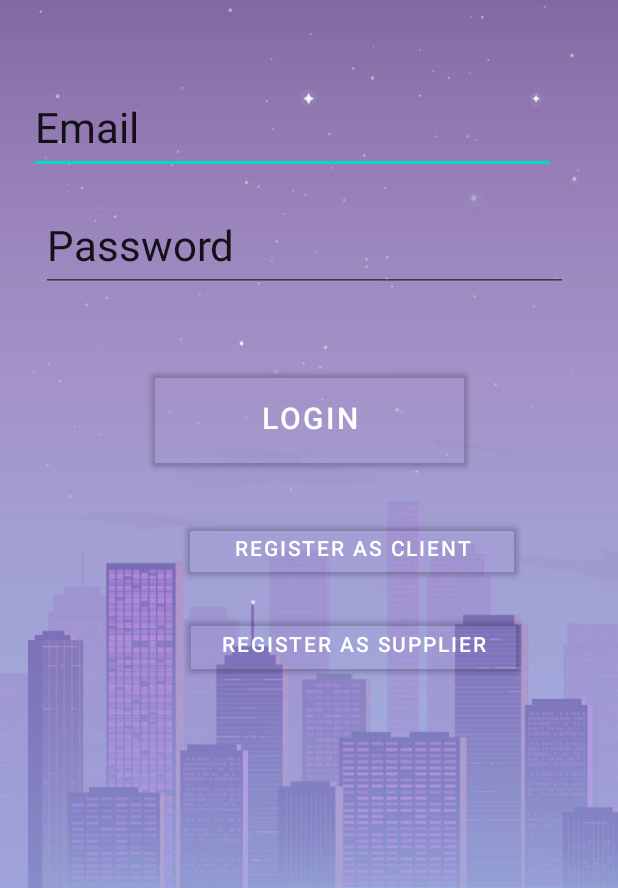
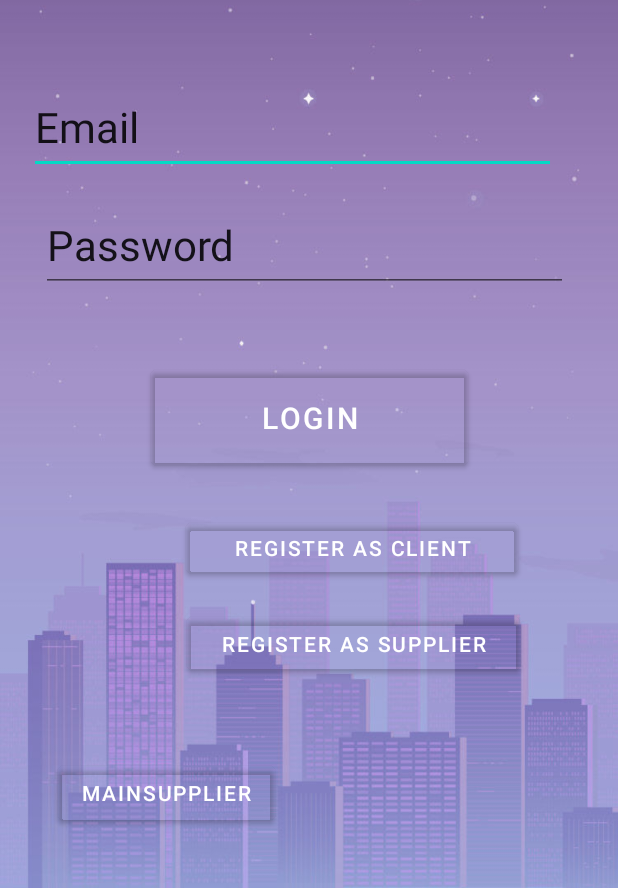
Before and after one commit to gmach-4-u/newGmach4u, an Android app: the screen it shows after launch (loginActivity), after a tap on "LOGIN", on a phone screen of 412 x 824 dp, the part 348-1236 px from its top. Run offline under Robolectric (Android 15) with nearby library versions, the phone set to English and light mode, and no system bars; our stand-ins replace Firebase (no records; nobody signed in at launch, a user with empty details on screens opened directly); Roboto replaces fonts that are not available here.

Commit message:
add main supplier button.

```diff
--- a/app/src/main/java/Activities/loginActivity.java
+++ b/app/src/main/java/Activities/loginActivity.java
@@ -23,7 +23,7 @@ import com.google.firebase.database.FirebaseDatabase;
 
 
 public class loginActivity extends AppCompatActivity implements View.OnClickListener {
-    Button login,clientRegist,supplierRegist;
+    Button login,clientRegist,supplierRegist,mainSupplier;
     TextView info;
     private EditText userEmail,userPassword;
     FirebaseDatabase mDatabase ;
@@ -39,6 +39,9 @@ public class loginActivity extends AppCompatActivity implements View.OnClickList
 
         userPassword= (EditText) findViewById(R.id.password);
         userEmail= (EditText) findViewById(R.id.Email);
+
+        mainSupplier=(Button)findViewById(R.id.MainSupplier);
+        mainSupplier.setOnClickListener(this);
 
         login=(Button)findViewById(R.id.login);
         login.setOnClickListener(this);
@@ -94,7 +97,10 @@ public class loginActivity extends AppCompatActivity implements View.OnClickList
         if(supplierRegist==v){
             openSupplierRegister();
         }
-
+        if(mainSupplier==v){
+            Intent intent = new Intent(this, MainSupplier.class);
+            startActivity(intent);
+        }
     }
     public void openLoginClient(){
         validate(userEmail.getText().toString(),userPassword.getText().toString());
--- a/app/src/main/res/layout/activity_login.xml
+++ b/app/src/main/res/layout/activity_login.xml
@@ -125,4 +125,17 @@
         app:layout_constraintStart_toStartOf="parent"
         app:layout_constraintTop_toTopOf="parent"
         app:layout_constraintVertical_bias="0.807" />
+
+    <Button
+        android:id="@+id/MainSupplier"
+        android:layout_width="wrap_content"
+        android:layout_height="wrap_content"
+        android:text="MainSupplier"
+        app:backgroundTint="#00FFFFFF"
+        app:layout_constraintBottom_toBottomOf="parent"
+        app:layout_constraintEnd_toEndOf="parent"
+        app:layout_constraintHorizontal_bias="0.144"
+        app:layout_constraintStart_toStartOf="parent"
+        app:layout_constraintTop_toTopOf="parent"
+        app:layout_constraintVertical_bias="0.945" />
 </androidx.constraintlayout.widget.ConstraintLayout>
```
Also changed, not shown: 32 other files.
